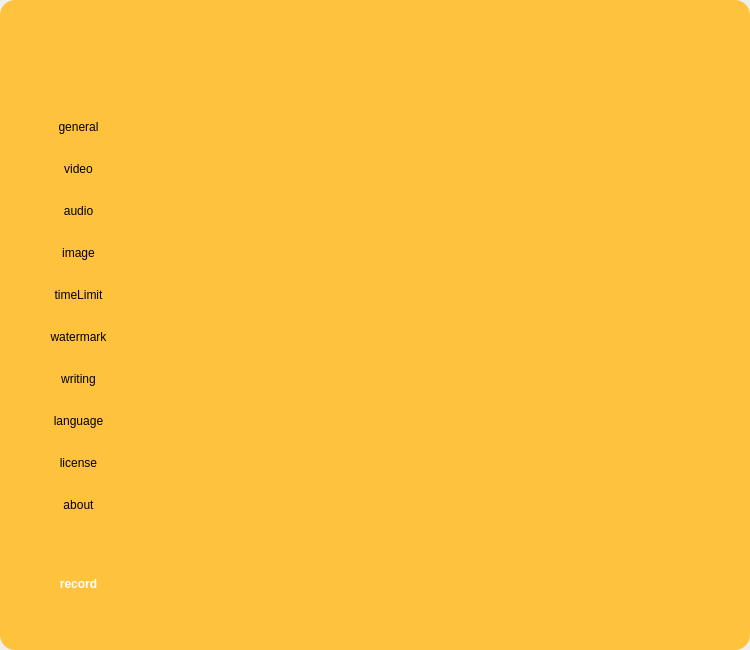
The window that Adora/Adora/Ui/Adora.ui (hash1018/Adora) describes before a commit, drawn with Qt 5.
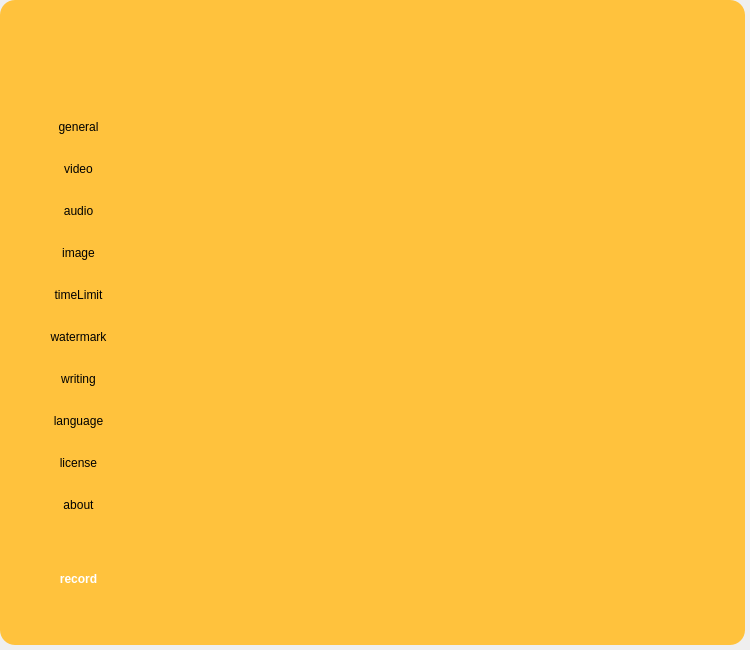
The same window after the commit. Icons and pictures are not drawn. Custom widgets are drawn as their Qt base class.

Patch:
```diff
--- a/Adora/Adora/Ui/Adora.ui
+++ b/Adora/Adora/Ui/Adora.ui
@@ -172,6 +172,18 @@
 }</string>
   </property>
   <widget class="QWidget" name="centralWidget">
+   <property name="minimumSize">
+    <size>
+     <width>745</width>
+     <height>645</height>
+    </size>
+   </property>
+   <property name="maximumSize">
+    <size>
+     <width>745</width>
+     <height>645</height>
+    </size>
+   </property>
    <layout class="QVBoxLayout" name="verticalLayout">
     <property name="spacing">
      <number>0</number>
@@ -183,22 +195,22 @@
      <number>0</number>
     </property>
     <property name="rightMargin">
-     <number>0</number>
+     <number>5</number>
     </property>
     <property name="bottomMargin">
-     <number>0</number>
+     <number>5</number>
     </property>
     <item alignment="Qt::AlignHCenter">
      <widget class="AdoraFrameWidget" name="adoraFrameWidget" native="true">
       <property name="minimumSize">
        <size>
-        <width>750</width>
+        <width>745</width>
         <height>66</height>
        </size>
       </property>
       <property name="maximumSize">
        <size>
-        <width>750</width>
+        <width>745</width>
         <height>66</height>
        </size>
       </property>
@@ -206,6 +218,18 @@
     </item>
     <item>
      <widget class="QWidget" name="backgroundWidget" native="true">
+      <property name="minimumSize">
+       <size>
+        <width>745</width>
+        <height>579</height>
+       </size>
+      </property>
+      <property name="maximumSize">
+       <size>
+        <width>745</width>
+        <height>579</height>
+       </size>
+      </property>
       <layout class="QHBoxLayout" name="horizontalLayout">
        <property name="spacing">
         <number>0</number>
```
